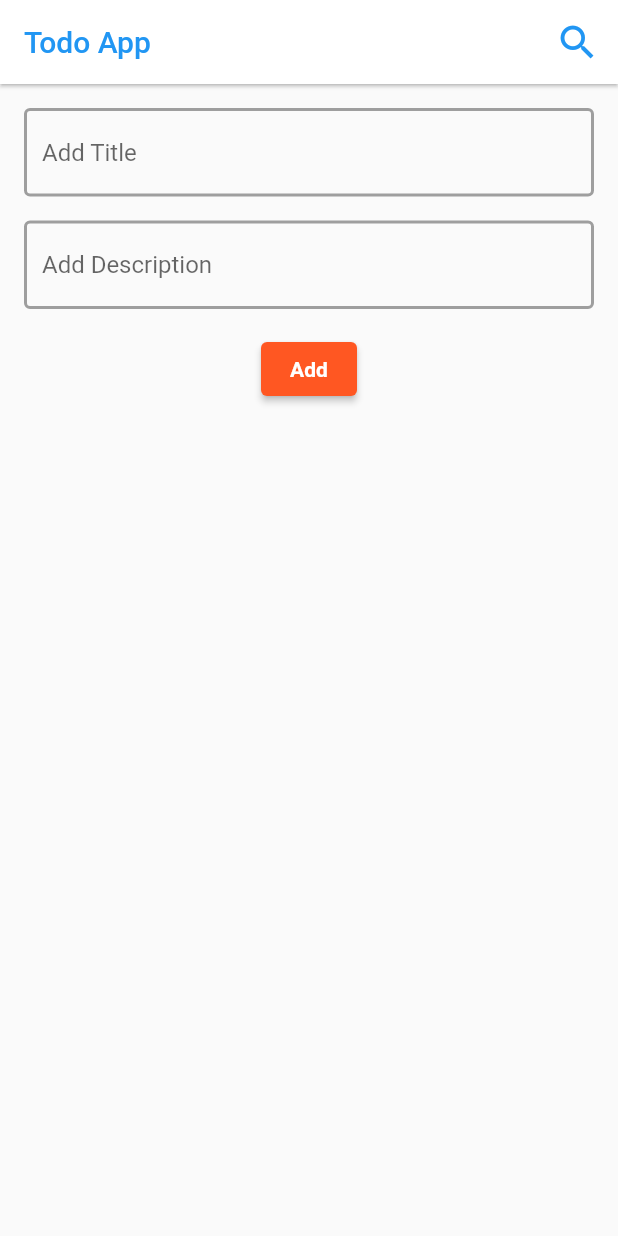
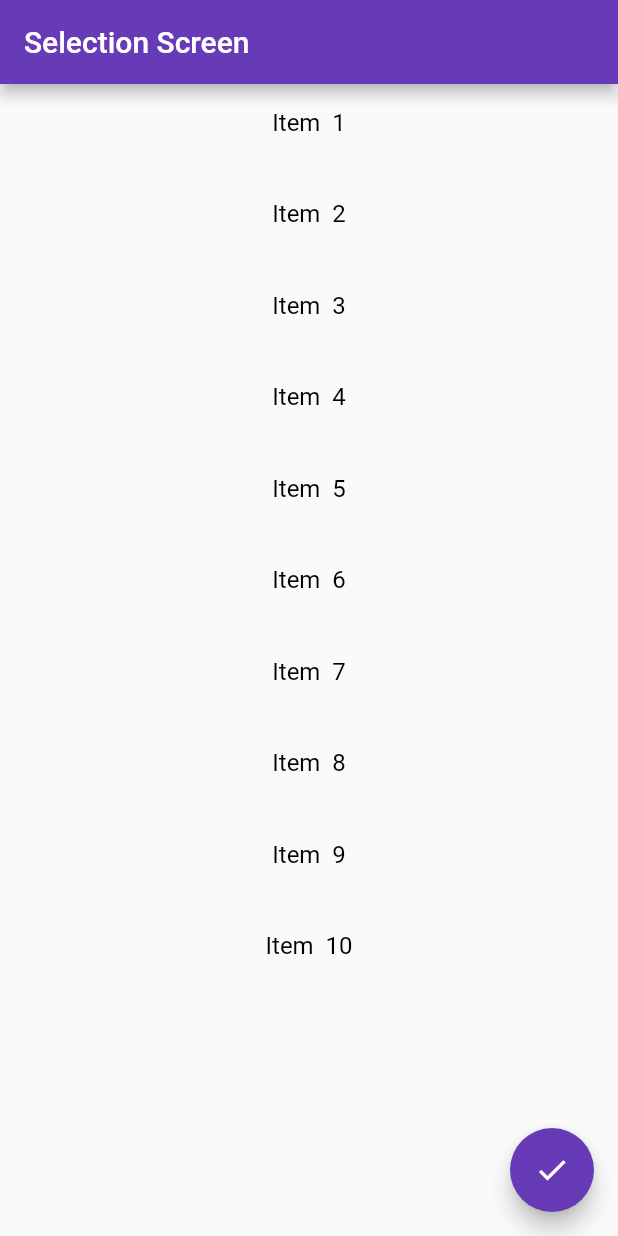
Before and after one commit to ferdoush10/assign_10, a Flutter app: the screen it shows after launch, on a phone screen of 412 x 824 dp. Run offline on Flutter 3.47's test engine with Material 2 defaults, Android fonts, the phone set to English and light mode, and no system bars.

Commit message:
livetest10 has done

```diff
--- a/lib/home_page.dart
+++ b/lib/home_page.dart
@@ -1,249 +1,106 @@
 import 'package:flutter/material.dart';
-import 'text_item.dart';
 
 class HomePage extends StatefulWidget {
   const HomePage({super.key});
 
   @override
-  // ignore: library_private_types_in_public_api
   _HomePageState createState() => _HomePageState();
 }
 
 class _HomePageState extends State<HomePage> {
-  List<TextItem> items = [];
-  TextEditingController titleTEController = TextEditingController();
-  TextEditingController descriptionTEController = TextEditingController();
-  int selectedIndex = -1;
+  List<Item> items = [
+    Item('Item ', false),
+    Item('Item ', false),
+    Item('Item ', false),
+    Item('Item ', false),
+    Item('Item ', false),
+    Item('Item ', false),
+    Item('Item ', false),
+    Item('Item ', false),
+    Item('Item ', false),
+    Item('Item ', false),
+  ];
+
+  int selectedCount = 0;
+
+  void _updateSelectedCount() {
+    int count = 0;
+    for (var item in items) {
+      if (item.isSelected) {
+        count++;
+      }
+    }
+    setState(() {
+      selectedCount = count;
+    });
+  }
 
   @override
   Widget build(BuildContext context) {
     return Scaffold(
       appBar: AppBar(
-        title: const Text(
-          "Todo App",
-          style: TextStyle(color: Colors.blue),
+        title: const Text("Selection Screen"),
       ),
-        elevation: 1,
-        backgroundColor: Colors.white,
-        actions: const [
-          Padding(
-            padding: EdgeInsets.all(12.0),
-            child: Icon(
-              Icons.search,
-              color: Colors.blue,
-              size: 30,
-            ),
-          ),
-        ],
-      ),
-      body: Column(
-        children: [
-          Padding(
+      body: ListView.builder(
+        itemCount: items.length,
+        itemBuilder: (context, index) {
+          return InkWell(
+            onTap: () {
+              setState(() {
+                items[index].isSelected = !items[index].isSelected;
+                _updateSelectedCount();
+              });
+            },
+            child: Container(
+              margin: const EdgeInsets.only(bottom: 10),
+              width: items[index].isSelected ? double.infinity : null,
+              color: items[index].isSelected ? Colors.deepPurple : null,
+              child: Padding(
                 padding: const EdgeInsets.all(16.0),
-            child: Column(
-              children: [
-                TextField(
-                  controller: titleTEController,
-                  decoration: InputDecoration(
-                    hintText: 'Add Title',
-                    border: const OutlineInputBorder(),
-                    enabledBorder: const OutlineInputBorder(
-                      borderSide: BorderSide(
-                        color: Colors.grey,
-                        width: 2,
-                      ),
-                    ),
-                    focusedBorder: OutlineInputBorder(
-                      borderSide: BorderSide(
-                        color: Colors.teal.shade200,
-                        width: 3,
+                child: Center(
+                  child: Text(
+                    "${(items[index].name)} ${index + 1}",
+                    style: TextStyle(
+                      color:
+                          items[index].isSelected ? Colors.white : Colors.black,
+                      fontSize: 16.0,
                     ),
                   ),
                 ),
               ),
-                const SizedBox(height: 16.0),
-                TextField(
-                  controller: descriptionTEController,
-                  decoration: InputDecoration(
-                    hintText: 'Add Description',
-                    border: const OutlineInputBorder(),
-                    enabledBorder: const OutlineInputBorder(
-                      borderSide: BorderSide(color: Colors.grey, width: 2),
             ),
-                    focusedBorder: OutlineInputBorder(
-                      borderSide:
-                          BorderSide(color: Colors.teal.shade200, width: 3),
-                    ),
-                  ),
-                ),
-                const SizedBox(height: 16.0),
-                ElevatedButton(
-                  style: ElevatedButton.styleFrom(
-                    backgroundColor: Colors.deepOrange,
-                  ),
-                  onPressed: () {
-                    _addItem();
-                  },
-                  child: const Text(
-                    'Add',
-                    style: TextStyle(fontWeight: FontWeight.bold),
-                  ),
-                ),
-              ],
-            ),
-          ),
-          Expanded(
-            child: ListView.builder(
-              itemCount: items.length,
-              itemBuilder: (context, index) {
-                return ListTile(
-                  trailing: const Icon(
-                    Icons.arrow_forward,
-                    size: 30,
-                  ),
-                  leading: const Icon(
-                    Icons.circle,
-                    color: Colors.deepOrange,
-                    size: 55,
-                  ),
-                  title: Text(
-                    items[index].title,
-                    style: const TextStyle(
-                      fontSize: 20,
-                    ),
-                  ),
-                  subtitle: Text(items[index].description),
-                  onTap: () {
-                    _showOptionsDialog(index);
-                  },
           );
         },
       ),
-          ),
-        ],
-      ),
-    );
-  }
-
-  void _addItem() {
-    String title = titleTEController.text;
-    String description = descriptionTEController.text;
-
-    if (title.isNotEmpty && description.isNotEmpty) {
-      setState(() {
-        items.add(TextItem(title: title, description: description));
-        titleTEController.clear();
-        descriptionTEController.clear();
-      });
-    }
-  }
-
-  void _showOptionsDialog(int index) {
+      floatingActionButton: FloatingActionButton(
+        onPressed: () {
           showDialog(
             context: context,
             builder: (context) {
               return AlertDialog(
-          title: const Text('Alert'),
+                title: const Text('Total Selected Items:'),
+                content: Text('Number of selected items: $selectedCount'),
                 actions: <Widget>[
                   TextButton(
                     onPressed: () {
                       Navigator.of(context).pop();
-                _editItem(index);
                     },
-              child: const Text(
-                'Edit',
-                style: TextStyle(color: Colors.teal),
-              ),
-            ),
-            TextButton(
-              onPressed: () {
-                Navigator.of(context).pop();
-                _deleteItem(index);
-              },
-              child: const Text('Delete', style: TextStyle(color: Colors.teal)),
+                    child: const Text('Close'),
                   ),
                 ],
               );
             },
           );
-  }
-
-  void _editItem(int index) {
-    titleTEController.text = items[index].title;
-    descriptionTEController.text = items[index].description;
-
-    showModalBottomSheet(
-      context: context,
-      builder: (context) {
-        return Container(
-          height: 400,
-          padding: const EdgeInsets.all(16.0),
-          child: Column(
-            crossAxisAlignment: CrossAxisAlignment.stretch,
-            mainAxisSize: MainAxisSize.min,
-            children: <Widget>[
-              const SizedBox(height: 10),
-              TextField(
-                controller: titleTEController,
-                decoration: const InputDecoration(
-                  hintText: 'Enter Title',
-                  border: OutlineInputBorder(),
-                  enabledBorder: OutlineInputBorder(
-                    borderSide: BorderSide(color: Colors.grey, width: 2),
-                  ),
-                  focusedBorder: OutlineInputBorder(
-                    borderSide: BorderSide(color: Colors.teal, width: 3),
-                  ),
-                ),
-              ),
-              const SizedBox(height: 10),
-              TextField(
-                controller: descriptionTEController,
-                decoration: const InputDecoration(
-                  hintText: 'Enter Description',
-                  border: OutlineInputBorder(),
-                  enabledBorder: OutlineInputBorder(
-                    borderSide: BorderSide(color: Colors.grey, width: 2),
-                  ),
-                  focusedBorder: OutlineInputBorder(
-                    borderSide: BorderSide(color: Colors.teal, width: 3),
-                  ),
-                ),
-              ),
-              const SizedBox(height: 10),
-              ElevatedButton(
-                style: ElevatedButton.styleFrom(
-                  backgroundColor: Colors.deepOrange,
-                ),
-                onPressed: () {
-                  _updateItem(index);
-                  Navigator.of(context).pop();
         },
-                child: const Text('Edit Done'),
-              ),
-            ],
+        child: const Icon(Icons.check),
       ),
     );
-      },
-    );
-  }
-
-  void _updateItem(int index) {
-    String title = titleTEController.text;
-    String description = descriptionTEController.text;
-
-    if (title.isNotEmpty && description.isNotEmpty) {
-      setState(() {
-        titleTEController.clear();
-        descriptionTEController.clear();
-        items[index] = TextItem(title: title, description: description);
-      });
   }
 }
 
-  void _deleteItem(int index) {
-    setState(() {
-      items.removeAt(index);
-    });
+class Item {
+  String name;
+  bool isSelected;
+
+  Item(this.name, this.isSelected);
 }
-}
--- a/lib/main.dart
+++ b/lib/main.dart
@@ -1,5 +1,6 @@
-import 'package:assign10/home_page.dart';
 import 'package:flutter/material.dart';
+
+import 'home_page.dart';
 
 void main() => runApp(const MyApp());
 
@@ -8,10 +9,11 @@ class MyApp extends StatelessWidget {
 
   @override
   Widget build(BuildContext context) {
-    return const MaterialApp(
+    return MaterialApp(
       debugShowCheckedModeBanner: false,
-      title: 'Text Editor App',
-      home: HomePage(),
+      theme: ThemeData(primarySwatch: Colors.deepPurple),
+      title: 'Select Screen',
+      home: const HomePage(),
     );
   }
 }
--- a/lib/text_item.dart
+++ /dev/null
@@ -1,6 +0,0 @@
-class TextItem {
-  String title;
-  String description;
-
-  TextItem({required this.title, required this.description});
-}
```
Lines whose indentation alone changed are shown as unchanged.
